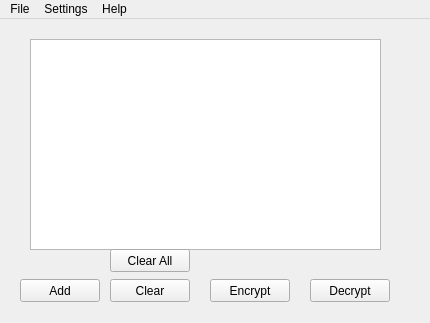
vladimirstoyanov/FileCrypt, file source/mainwindow.ui: the form before one commit.
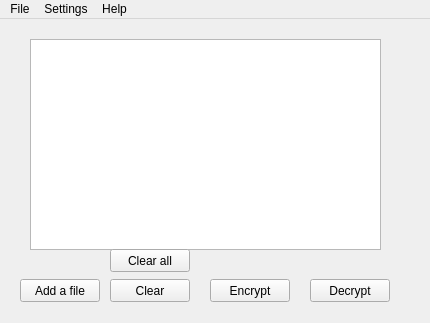
The form after the commit.

```diff
--- a/source/mainwindow.ui
+++ b/source/mainwindow.ui
@@ -30,7 +30,7 @@
      </rect>
     </property>
     <property name="text">
-     <string>Add</string>
+     <string>Add a file</string>
     </property>
    </widget>
    <widget class="QPushButton" name="encryptButton">
@@ -92,7 +92,7 @@
      </rect>
     </property>
     <property name="text">
-     <string>Clear All</string>
+     <string>Clear all</string>
     </property>
    </widget>
   </widget>
```
